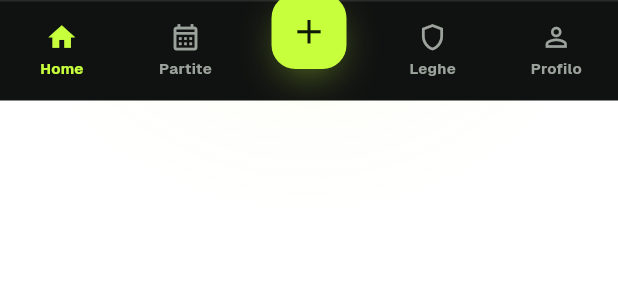
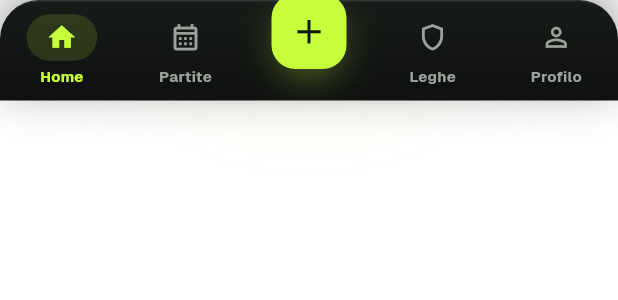
Before and after one commit to renatomancino/kickly, a Flutter app: the _KicklyBottomBar widget shown alone on an empty page, opened directly with empty values, on a phone screen of 412 x 824 dp. Shown: the top 300 px of the screen. Run offline on Flutter 3.47's test engine with Material 3 defaults, Android fonts, the phone set to English and light mode, and no system bars; our stand-ins replace cached_network_image, flutter_local_notifications, flutter_secure_storage, go_router, google_sign_in, image_picker and 3 more; missing offline and left inert: workmanager; accounts and stored records are empty; project files that could hold a hidden picture were left out.

Commit message:
style: floating bottom bar + Facebook-style social login order
- Bottom bar: rounded top corners, subtle surface gradient, soft upward
  shadow and a pill highlight behind the active tab, instead of a flat
  black rectangle with hard square corners that clashed with the rest of
  the card-based UI.
- Auth page: move Google/Apple sign-in above the email/password form,
  matching the multi-login social pattern (large stacked provider buttons
  first, form as a secondary path below the divider). No behavior change,
  same visibility conditions and handlers, just reordered.

Co-Authored-By: Claude Sonnet 5 <noreply@anthropic.com>

```diff
--- a/mobile/lib/features/shell/app_shell.dart
+++ b/mobile/lib/features/shell/app_shell.dart
@@ -98,10 +98,30 @@ class _KicklyBottomBar extends StatelessWidget {
       2 => 1,
       _ => selectedIndex,
     };
+    // Prima era un rettangolo nero piatto con angoli squadrati incollato al
+    // bordo schermo: stonava con il resto dell'app, tutta fatta di card
+    // arrotondate. Angoli alti tondi + un leggero gradiente verso la
+    // superficie delle card (invece del nero pieno) + un'ombra verso l'alto
+    // la fanno leggere come un pannello sospeso sopra il contenuto, non come
+    // un bordo tagliato di netto.
     return Container(
-      decoration: const BoxDecoration(
-        color: Color(0xFA0B0D0C),
-        border: Border(top: BorderSide(color: AppTheme.outline)),
+      decoration: BoxDecoration(
+        borderRadius: const BorderRadius.vertical(
+          top: Radius.circular(AppTheme.radiusXl),
+        ),
+        gradient: const LinearGradient(
+          begin: Alignment.topCenter,
+          end: Alignment.bottomCenter,
+          colors: [AppTheme.surface, Color(0xFA0B0D0C)],
+        ),
+        border: const Border(top: BorderSide(color: AppTheme.outline)),
+        boxShadow: [
+          BoxShadow(
+            color: Colors.black.withValues(alpha: .38),
+            blurRadius: 28,
+            offset: const Offset(0, -8),
+          ),
+        ],
       ),
       padding: EdgeInsets.only(bottom: MediaQuery.paddingOf(context).bottom),
       child: SizedBox(
@@ -169,10 +189,24 @@ class _KicklyBottomBar extends StatelessWidget {
       child: Column(
         mainAxisAlignment: MainAxisAlignment.center,
         children: [
-          Icon(
-            active ? item.$2 : item.$1,
-            size: 21,
-            color: active ? AppTheme.primary : AppTheme.muted,
+          // Pillola morbida dietro l'icona attiva: rinforza lo stato
+          // selezionato con lo stesso linguaggio "pill" arrotondato già usato
+          // per badge e filtri nel resto dell'app, invece del solo cambio
+          // colore che si perdeva nel nuovo sfondo sfumato.
+          AnimatedContainer(
+            duration: const Duration(milliseconds: 180),
+            padding: const EdgeInsets.symmetric(horizontal: 13, vertical: 5),
+            decoration: BoxDecoration(
+              color: active
+                  ? AppTheme.primary.withValues(alpha: .14)
+                  : Colors.transparent,
+              borderRadius: BorderRadius.circular(999),
+            ),
+            child: Icon(
+              active ? item.$2 : item.$1,
+              size: 21,
+              color: active ? AppTheme.primary : AppTheme.muted,
+            ),
           ),
           const SizedBox(height: 3),
           Text(
```
Also changed, not shown: mobile/lib/features/auth/auth_page.dart (+56 -42 lines).
